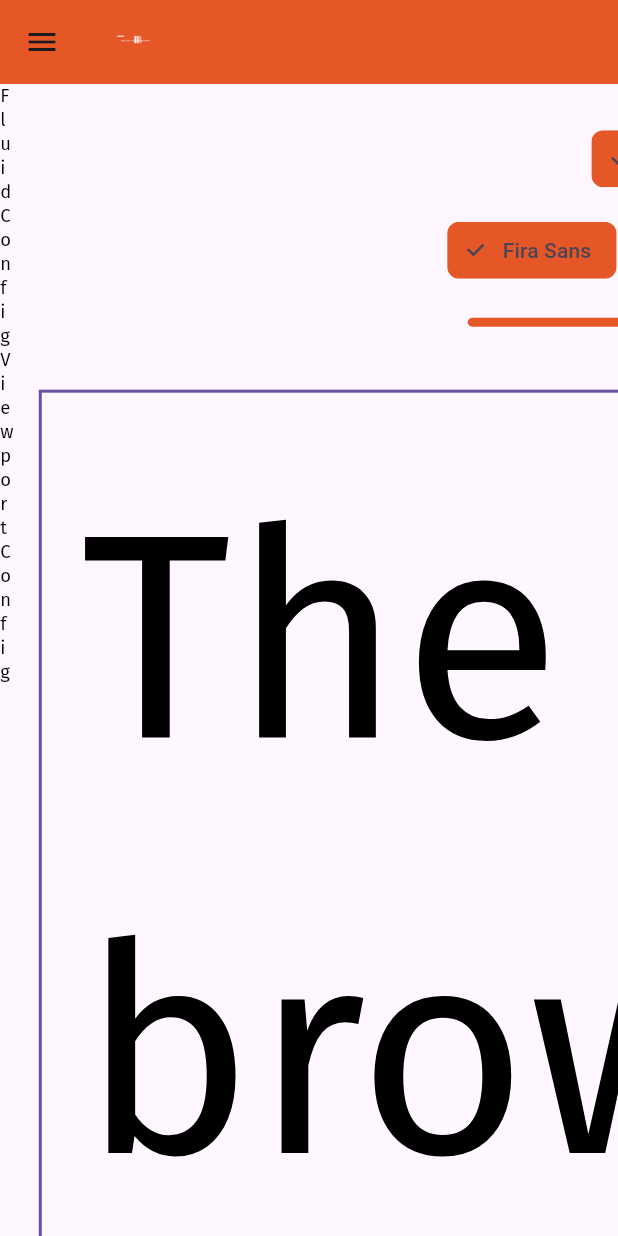
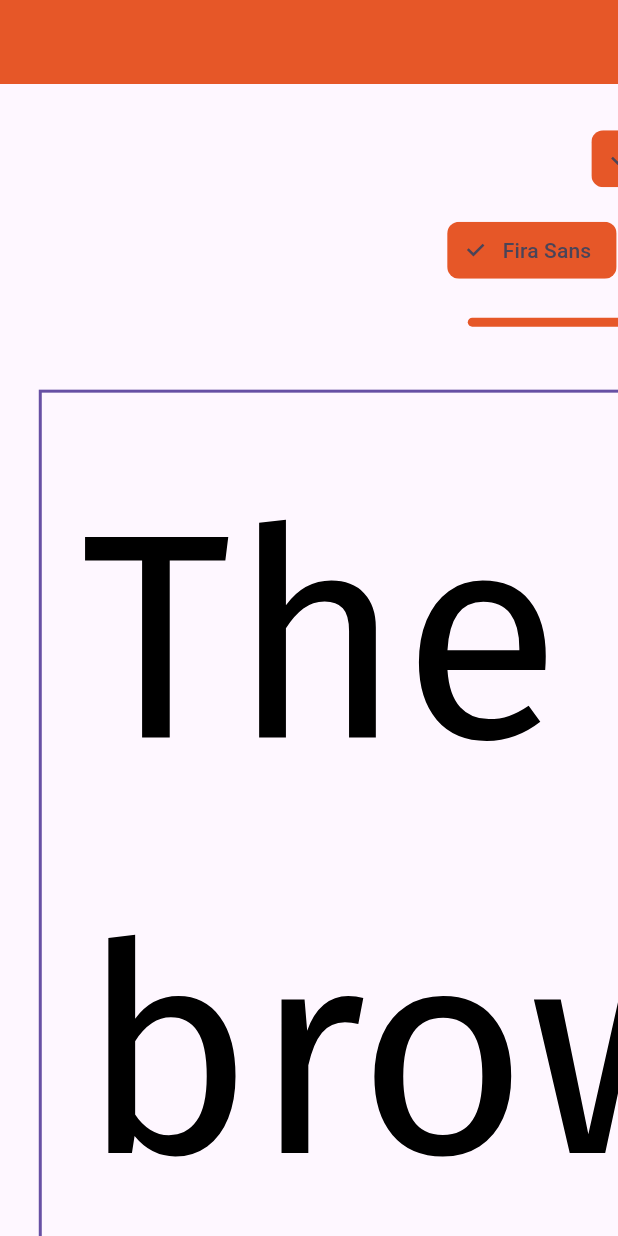
Before and after one commit to DutchCodingCompany/fluid_ui_design, a Flutter app: the screen it shows after launch, after a tap on "typefaceScale", on a phone screen of 412 x 824 dp. Run offline on Flutter 3.47's test engine with Material 2 defaults, Android fonts, the phone set to English and light mode, and no system bars; our stand-ins replace google_fonts; network calls fail.

Commit message:
temporarily remove side bar

```diff
--- a/example/lib/playground_page.dart
+++ b/example/lib/playground_page.dart
@@ -1,12 +1,10 @@
 import 'package:fluid_ui_design/fluid_ui_design.dart';
 import 'package:flutter/material.dart';
-import 'package:flutter_svg/svg.dart';
 import 'package:google_fonts/google_fonts.dart';
 
 import 'demo_screens/mockup_page.dart';
 import 'demo_screens/typeface_demo/typeface_scale_widget.dart';
 import 'util/widget_list_extension.dart';
-import 'widgets/setting_input_field.dart';
 
 class PlaygroundPage extends StatefulWidget {
   const PlaygroundPage({super.key});
@@ -20,7 +18,6 @@ class _PlaygroundPageState extends State<PlaygroundPage> {
   TextScaleHelper? _value;
   FluidConfig _config = const FluidConfig(1024);
   PageType pageType = PageType.mockupPage;
-  bool sidemenuOpened = false;
 
   List<TextScaleHelper> availableFonts = [];
   @override
@@ -54,44 +51,11 @@ class _PlaygroundPageState extends State<PlaygroundPage> {
     return Scaffold(
       appBar: AppBar(
         backgroundColor: Theme.of(context).primaryColor,
-        leading: InkWell(
-            child: const Icon(Icons.menu),
-            onTap: () => setState(() {
-                  sidemenuOpened = !sidemenuOpened;
-                })),
-        title: SvgPicture.asset('assets/logo/logo-color.svg', semanticsLabel: 'Fluid UI Logo', height: 40, width: 40),
       ),
       body: SingleChildScrollView(
         scrollDirection: Axis.horizontal,
         child: Row(
           children: [
-            AnimatedContainer(
-                duration: const Duration(milliseconds: 600),
-                width: sidemenuOpened ? FluidSize(fluidConfig: context.fluid, min: 300, max: 400).value : 0,
-                child: Column(
-                  children: [
-                    Text('FluidConfig Viewport Config', style: Theme.of(context).textTheme.bodySmall),
-                    SizedBox(
-                      height: context.fluid.spaces.s,
-                    ),
-                    SettingInputField(
-                        labelText: 'Min Viewport Width',
-                        value: _config.viewportConfig.minViewportSize.toString(),
-                        onChanged: (value) => setState(() {
-                              _config = _config.copyWith(
-                                  viewportConfig:
-                                      _config.viewportConfig.copyWith(minViewportSize: double.parse(value)));
-                            })),
-                    SettingInputField(
-                        labelText: 'Max Viewport Width',
-                        value: _config.viewportConfig.maxViewportSize.toString(),
-                        onChanged: (value) => setState(() {
-                              _config = _config.copyWith(
-                                  viewportConfig:
-                                      _config.viewportConfig.copyWith(maxViewportSize: double.parse(value)));
-                            })),
-                  ],
-                )),
             SingleChildScrollView(
               child: Padding(
                 padding: EdgeInsets.all(context.fluid.spaces.m),
```
